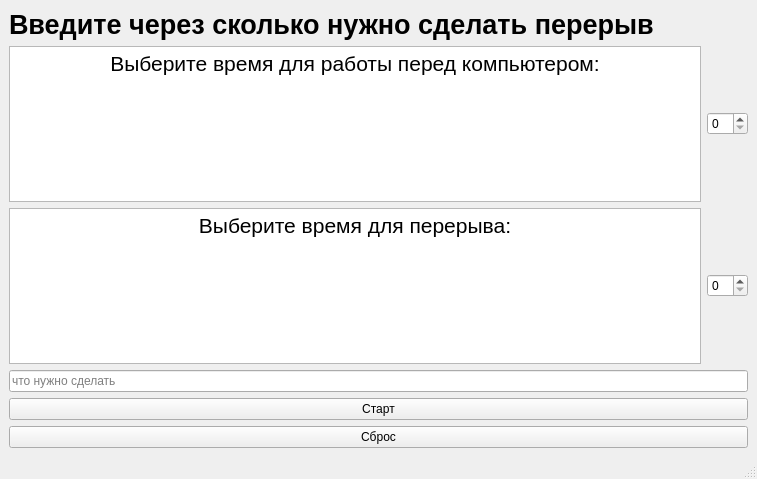
Before: the Qt Designer form mainwindow.ui in F3lixxx/BreakTime, drawn with Qt 5.
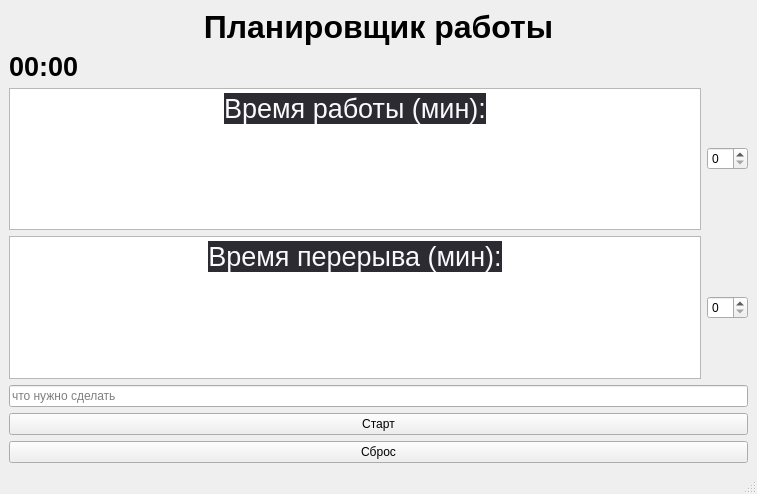
After: the same form once the commit is applied.

```diff
--- a/mainwindow.ui
+++ b/mainwindow.ui
@@ -7,7 +7,7 @@
     <x>0</x>
     <y>0</y>
     <width>757</width>
-    <height>479</height>
+    <height>494</height>
    </rect>
   </property>
   <property name="windowTitle">
@@ -16,6 +16,22 @@
   <widget class="QWidget" name="centralwidget">
    <layout class="QGridLayout" name="gridLayout">
     <item row="1" column="0">
+     <widget class="QLabel" name="lb_qtime">
+      <property name="font">
+       <font>
+        <pointsize>20</pointsize>
+        <bold>true</bold>
+       </font>
+      </property>
+      <property name="text">
+       <string>00:00</string>
+      </property>
+      <property name="margin">
+       <number>50</number>
+      </property>
+     </widget>
+    </item>
+    <item row="2" column="0">
      <layout class="QVBoxLayout" name="verticalLayout">
       <item>
        <layout class="QHBoxLayout" name="horizontalLayout">
@@ -41,9 +57,8 @@
 hr { height: 1px; border-width: 0; }
 li.unchecked::marker { content: &quot;\2610&quot;; }
 li.checked::marker { content: &quot;\2612&quot;; }
-&lt;/style&gt;&lt;/head&gt;&lt;body style=&quot; font-family:'Ubuntu Sans'; font-size:22pt; font-weight:400; font-style:normal;&quot;&gt;
-&lt;p align=&quot;center&quot; style=&quot; margin-top:0px; margin-bottom:0px; margin-left:0px; margin-right:0px; -qt-block-indent:0; text-indent:0px;&quot;&gt;&lt;span style=&quot; font-family:'Segoe UI'; font-size:16pt;&quot;&gt;Выберите время для работы перед компьютером:&lt;/span&gt;&lt;/p&gt;
-&lt;p align=&quot;center&quot; style=&quot;-qt-paragraph-type:empty; margin-top:0px; margin-bottom:50px; margin-left:0px; margin-right:0px; -qt-block-indent:0; text-indent:0px; font-family:'Segoe UI'; font-size:16pt;&quot;&gt;&lt;br /&gt;&lt;/p&gt;&lt;/body&gt;&lt;/html&gt;</string>
+&lt;/style&gt;&lt;/head&gt;&lt;body style=&quot; font-family:'Segoe UI'; font-size:22pt; font-weight:400; font-style:normal;&quot;&gt;
+&lt;p align=&quot;center&quot; style=&quot; margin-top:0px; margin-bottom:0px; margin-left:0px; margin-right:0px; -qt-block-indent:0; text-indent:0px;&quot;&gt;&lt;span style=&quot; font-family:'system-ui','ui-sans-serif','-apple-system','BlinkMacSystemFont','sans-serif','Inter','NotoSansHans'; font-size:20pt; color:#fafafc; background-color:#2b2b31;&quot;&gt;Время работы (мин):&lt;/span&gt;&lt;/p&gt;&lt;/body&gt;&lt;/html&gt;</string>
           </property>
          </widget>
         </item>
@@ -66,8 +81,8 @@
 hr { height: 1px; border-width: 0; }
 li.unchecked::marker { content: &quot;\2610&quot;; }
 li.checked::marker { content: &quot;\2612&quot;; }
-&lt;/style&gt;&lt;/head&gt;&lt;body style=&quot; font-family:'Ubuntu Sans'; font-size:11pt; font-weight:400; font-style:normal;&quot;&gt;
-&lt;p align=&quot;center&quot; style=&quot; margin-top:0px; margin-bottom:0px; margin-left:0px; margin-right:0px; -qt-block-indent:0; text-indent:0px;&quot;&gt;&lt;span style=&quot; font-family:'Segoe UI'; font-size:16pt;&quot;&gt;Выберите время для перерыва:&lt;/span&gt;&lt;/p&gt;&lt;/body&gt;&lt;/html&gt;</string>
+&lt;/style&gt;&lt;/head&gt;&lt;body style=&quot; font-family:'Segoe UI'; font-size:9pt; font-weight:400; font-style:normal;&quot;&gt;
+&lt;p align=&quot;center&quot; style=&quot; margin-top:0px; margin-bottom:0px; margin-left:0px; margin-right:0px; -qt-block-indent:0; text-indent:0px;&quot;&gt;&lt;span style=&quot; font-family:'system-ui','ui-sans-serif','-apple-system','BlinkMacSystemFont','sans-serif','Inter','NotoSansHans'; font-size:20pt; color:#fafafc; background-color:#2b2b31;&quot;&gt;Время перерыва (мин):&lt;/span&gt;&lt;/p&gt;&lt;/body&gt;&lt;/html&gt;</string>
           </property>
          </widget>
         </item>
@@ -88,6 +103,9 @@
         <property name="text">
          <string>Старт</string>
         </property>
+        <property name="checkable">
+         <bool>false</bool>
+        </property>
        </widget>
       </item>
       <item>
@@ -100,18 +118,18 @@
      </layout>
     </item>
     <item row="0" column="0">
-     <widget class="QLabel" name="lb_qtime">
+     <widget class="QLabel" name="lb_planner">
       <property name="font">
        <font>
-        <pointsize>20</pointsize>
+        <pointsize>24</pointsize>
         <bold>true</bold>
        </font>
       </property>
       <property name="text">
-       <string>Введите через сколько нужно сделать перерыв</string>
+       <string>Планировщик работы</string>
       </property>
-      <property name="margin">
-       <number>50</number>
+      <property name="alignment">
+       <set>Qt::AlignmentFlag::AlignCenter</set>
       </property>
      </widget>
     </item>
```
Left out of the diff: 2 changed lines with no effect on the pictures.
